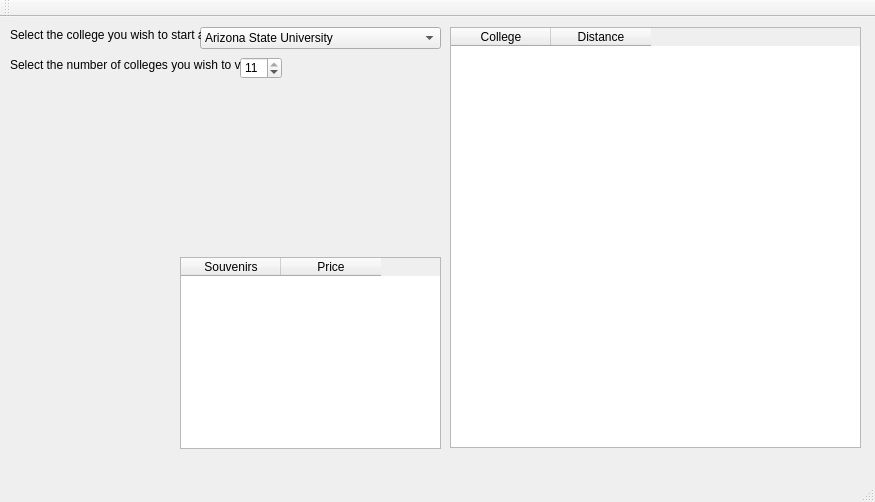
Qt form CollegeTour/mainwindow.ui (25wes25/caramelDelights) before a commit.
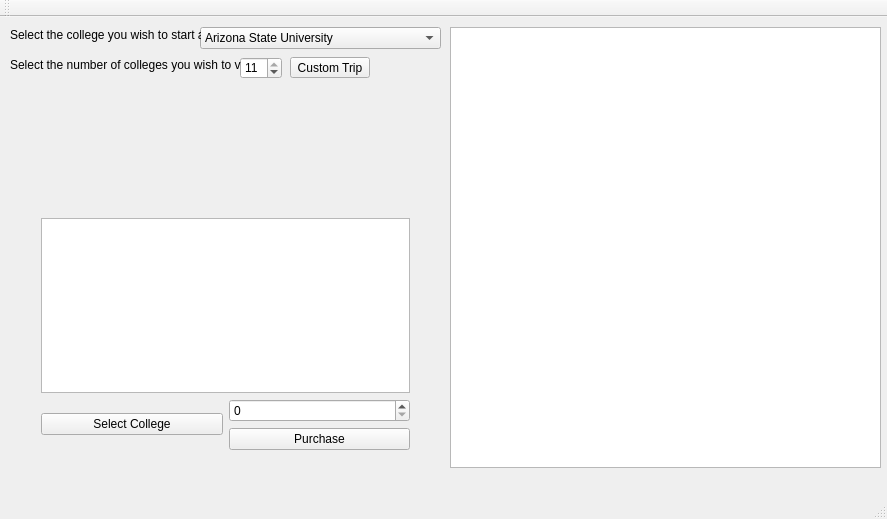
The same form after that commit.

What changed in the file:
```diff
--- a/CollegeTour/mainwindow.ui
+++ b/CollegeTour/mainwindow.ui
@@ -6,40 +6,14 @@
    <rect>
     <x>0</x>
     <y>0</y>
-    <width>875</width>
-    <height>502</height>
+    <width>887</width>
+    <height>519</height>
    </rect>
   </property>
   <property name="windowTitle">
    <string>MainWindow</string>
   </property>
   <widget class="QWidget" name="centralWidget">
-   <widget class="QTableWidget" name="tableColleges">
-    <property name="geometry">
-     <rect>
-      <x>450</x>
-      <y>10</y>
-      <width>411</width>
-      <height>421</height>
-     </rect>
-    </property>
-    <property name="editTriggers">
-     <set>QAbstractItemView::NoEditTriggers</set>
-    </property>
-    <property name="sortingEnabled">
-     <bool>false</bool>
-    </property>
-    <column>
-     <property name="text">
-      <string>College</string>
-     </property>
-    </column>
-    <column>
-     <property name="text">
-      <string>Distance</string>
-     </property>
-    </column>
-   </widget>
    <widget class="QComboBox" name="comboCollege">
     <property name="geometry">
      <rect>
@@ -153,29 +127,86 @@
      <string>Select the number of colleges you wish to visit:</string>
     </property>
    </widget>
-   <widget class="QTableWidget" name="tableSouvenirs">
+   <widget class="QPushButton" name="customTrip">
     <property name="geometry">
      <rect>
-      <x>180</x>
-      <y>240</y>
-      <width>261</width>
-      <height>192</height>
+      <x>290</x>
+      <y>40</y>
+      <width>80</width>
+      <height>21</height>
      </rect>
     </property>
-    <property name="editTriggers">
-     <set>QAbstractItemView::NoEditTriggers</set>
+    <property name="text">
+     <string>Custom Trip</string>
     </property>
-    <column>
-     <property name="text">
-      <string>Souvenirs</string>
-     </property>
-    </column>
-    <column>
-     <property name="text">
-      <string>Price</string>
-     </property>
-    </column>
    </widget>
+   <widget class="QTableView" name="mainTable">
+    <property name="geometry">
+     <rect>
+      <x>450</x>
+      <y>10</y>
+      <width>431</width>
+      <height>441</height>
+     </rect>
+    </property>
+   </widget>
+   <widget class="QWidget" name="layoutWidget">
+    <property name="geometry">
+     <rect>
+      <x>30</x>
+      <y>190</y>
+      <width>391</width>
+      <height>254</height>
+     </rect>
+    </property>
+    <layout class="QVBoxLayout" name="verticalLayout_2">
+     <item>
+      <widget class="QTableView" name="selectTable">
+       <attribute name="horizontalHeaderCascadingSectionResizes">
+        <bool>true</bool>
+       </attribute>
+       <attribute name="horizontalHeaderStretchLastSection">
+        <bool>true</bool>
+       </attribute>
+       <attribute name="verticalHeaderCascadingSectionResizes">
+        <bool>false</bool>
+       </attribute>
+      </widget>
+     </item>
+     <item>
+      <layout class="QHBoxLayout" name="horizontalLayout">
+       <item>
+        <widget class="QPushButton" name="pushButton">
+         <property name="text">
+          <string>Select College</string>
+         </property>
+        </widget>
+       </item>
+       <item>
+        <layout class="QVBoxLayout" name="verticalLayout">
+         <item>
+          <widget class="QSpinBox" name="souvenirQuantity"/>
+         </item>
+         <item>
+          <widget class="QPushButton" name="purchaseSouvenir">
+           <property name="text">
+            <string>Purchase</string>
+           </property>
+          </widget>
+         </item>
+        </layout>
+       </item>
+      </layout>
+     </item>
+    </layout>
+   </widget>
+   <zorder>layoutWidget</zorder>
+   <zorder>comboCollege</zorder>
+   <zorder>labelCollege</zorder>
+   <zorder>spinNumber</zorder>
+   <zorder>labelNumber</zorder>
+   <zorder>mainTable</zorder>
+   <zorder>customTrip</zorder>
   </widget>
   <widget class="QMenuBar" name="menuBar">
    <property name="geometry">
```
Left out of the diff: 4 changed lines with no effect on the pictures.
